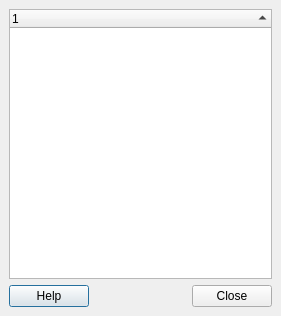
Above: qgis/src/ui/qgsidentifyresultsbase.ui from sourcepole/qgis before the change. Below: the same form after it.
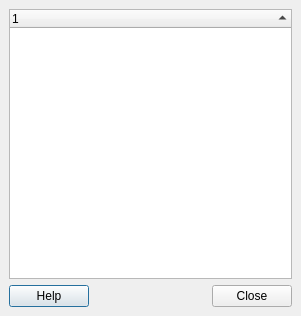
That is the form after the change.

Commit message: vector editing update: - show mapped value instead of attribute value for value maps in attribute table and identify results. - alternating background color in identify results - allow hiding of attributes - add actions (including edit action) into identify results

```diff
--- a/qgis/src/ui/qgsidentifyresultsbase.ui
+++ b/qgis/src/ui/qgsidentifyresultsbase.ui
@@ -1,42 +1,50 @@
 <ui version="4.0" >
  <class>QgsIdentifyResultsBase</class>
- <widget class="QDialog" name="QgsIdentifyResultsBase" >
-  <property name="geometry" >
+ <widget class="QDialog" name="QgsIdentifyResultsBase">
+  <property name="geometry">
    <rect>
     <x>0</x>
     <y>0</y>
-    <width>281</width>
+    <width>301</width>
     <height>316</height>
    </rect>
   </property>
   <property name="windowTitle" >
    <string>Identify Results</string>
   </property>
-  <layout class="QVBoxLayout" >
-   <property name="margin" >
-    <number>9</number>
-   </property>
-   <property name="spacing" >
+  <layout class="QVBoxLayout">
+   <property name="spacing">
     <number>6</number>
    </property>
+   <property name="margin">
+    <number>9</number>
+   </property>
    <item>
     <widget class="QTreeWidget" name="lstResults" >
      <property name="lineWidth" >
       <number>2</number>
      </property>
-     <property name="sortingEnabled" >
+     <property name="alternatingRowColors">
       <bool>true</bool>
      </property>
+     <property name="sortingEnabled">
+      <bool>true</bool>
+     </property>
+     <column>
+      <property name="text">
+       <string notr="true">1</string>
+      </property>
+     </column>
     </widget>
    </item>
    <item>
-    <layout class="QHBoxLayout" >
-     <property name="margin" >
-      <number>0</number>
-     </property>
-     <property name="spacing" >
+    <layout class="QHBoxLayout">
+     <property name="spacing">
       <number>6</number>
      </property>
+     <property name="margin">
+      <number>0</number>
+     </property>
      <item>
       <widget class="QPushButton" name="buttonHelp" >
        <property name="text" >
@@ -83,7 +91,7 @@
    </item>
   </layout>
  </widget>
- <layoutdefault spacing="6" margin="11" />
+ <layoutdefault spacing="6" margin="11"/>
  <resources/>
  <connections/>
 </ui>
```
Left out of the diff: 31 changed lines with no effect on the pictures. The commit also changes 14 other files.
